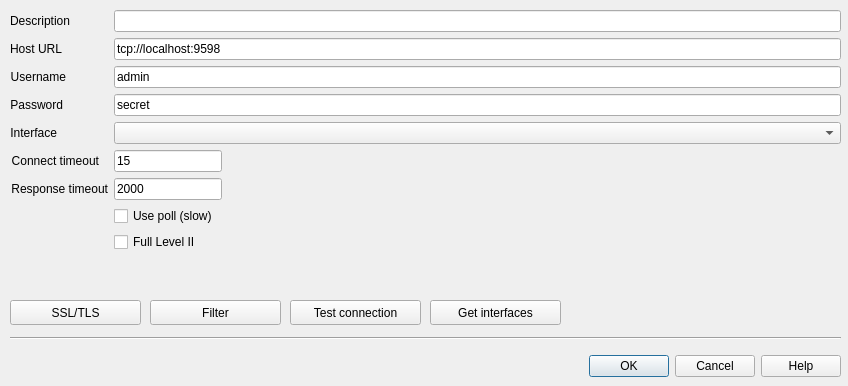
grodansparadis/vscp-works-qt, file src/cdlgconnsettingstcpip.ui: the form before one commit.
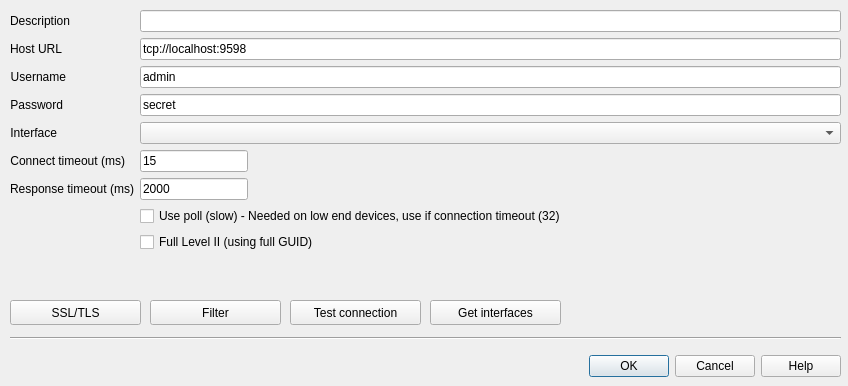
The form after the commit. Icons and pictures are not drawn.

Diff of the .ui file:
```diff
--- a/src/cdlgconnsettingstcpip.ui
+++ b/src/cdlgconnsettingstcpip.ui
@@ -48,7 +48,7 @@
      <x>10</x>
      <y>10</y>
      <width>831</width>
-     <height>273</height>
+     <height>278</height>
     </rect>
    </property>
    <layout class="QFormLayout" name="formLayout">
@@ -167,7 +167,7 @@
     <item row="5" column="0">
      <widget class="QLabel" name="label_6">
       <property name="text">
-       <string>Connect timeout</string>
+       <string>Connect timeout (ms)</string>
       </property>
       <property name="alignment">
        <set>Qt::AlignRight|Qt::AlignTrailing|Qt::AlignVCenter</set>
@@ -196,7 +196,7 @@
     <item row="6" column="0">
      <widget class="QLabel" name="label_7">
       <property name="text">
-       <string>Response timeout</string>
+       <string>Response timeout (ms)</string>
       </property>
       <property name="alignment">
        <set>Qt::AlignRight|Qt::AlignTrailing|Qt::AlignVCenter</set>
@@ -228,7 +228,7 @@
        <string>Enable full level II communication (no Level I over Level II)</string>
       </property>
       <property name="text">
-       <string>Full Level II</string>
+       <string>Full Level II (using full GUID)</string>
       </property>
      </widget>
     </item>
@@ -238,7 +238,7 @@
        <string>Polling may be needed if remote host is very rewource constraint</string>
       </property>
       <property name="text">
-       <string>Use poll (slow)</string>
+       <string>Use poll (slow) - Needed on low end devices, use if connection timeout (32)</string>
       </property>
      </widget>
     </item>
```
Left out of the diff: 26 changed lines with no effect on the pictures.
